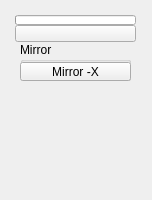
Before: the Qt Designer form ui/1_base_menus/2_sub_menus/3_main_menus/mirror.ui in m3trik/Scripts_portable, drawn with Qt 5.
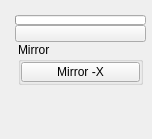
After: the same form once the commit is applied. Custom widgets are drawn as their Qt base class.

```diff
--- a/ui/1_base_menus/2_sub_menus/3_main_menus/mirror.ui
+++ b/ui/1_base_menus/2_sub_menus/3_main_menus/mirror.ui
@@ -10,7 +10,7 @@
     <x>0</x>
     <y>0</y>
     <width>152</width>
-    <height>200</height>
+    <height>139</height>
    </rect>
   </property>
   <property name="minimumSize">
@@ -48,8 +48,8 @@
      <rect>
       <x>15</x>
       <y>15</y>
-      <width>121</width>
-      <height>131</height>
+      <width>131</width>
+      <height>101</height>
      </rect>
     </property>
     <layout class="QGridLayout" name="gridLayout_2">
@@ -61,44 +61,53 @@
        <item>
         <layout class="QVBoxLayout" name="verticalLayout">
          <property name="spacing">
-          <number>12</number>
+          <number>0</number>
          </property>
          <item>
           <widget class="QGroupBox" name="group000">
            <property name="minimumSize">
             <size>
-             <width>0</width>
-             <height>39</height>
+             <width>125</width>
+             <height>0</height>
             </size>
            </property>
            <property name="maximumSize">
             <size>
-             <width>111</width>
-             <height>73</height>
+             <width>125</width>
+             <height>999</height>
             </size>
            </property>
            <property name="title">
             <string>Mirror</string>
            </property>
+           <layout class="QVBoxLayout" name="verticalLayout_2">
+            <property name="spacing">
+             <number>0</number>
+            </property>
+            <property name="leftMargin">
+             <number>0</number>
+            </property>
+            <property name="topMargin">
+             <number>0</number>
+            </property>
+            <property name="rightMargin">
+             <number>0</number>
+            </property>
+            <property name="bottomMargin">
+             <number>0</number>
+            </property>
+            <item>
            <widget class="QToolButton_" name="tb000">
-            <property name="geometry">
-             <rect>
-              <x>0</x>
-              <y>20</y>
-              <width>111</width>
-              <height>19</height>
-             </rect>
-            </property>
             <property name="minimumSize">
              <size>
-              <width>111</width>
-              <height>19</height>
+                <width>0</width>
+                <height>20</height>
              </size>
             </property>
             <property name="maximumSize">
              <size>
-              <width>111</width>
-              <height>19</height>
+                <width>999</width>
+                <height>20</height>
              </size>
             </property>
             <property name="toolTip">
@@ -114,6 +123,8 @@
              </size>
             </property>
            </widget>
+            </item>
+           </layout>
           </widget>
          </item>
          <item>
@@ -188,11 +199,6 @@
   </widget>
  </widget>
  <customwidgets>
-  <customwidget>
-   <class>QToolButton_</class>
-   <extends>QToolButton</extends>
-   <header>widgets.qtoolbutton_.h</header>
-  </customwidget>
   <customwidget>
    <class>QPushButton_Draggable</class>
    <extends>QPushButton</extends>
@@ -203,6 +209,11 @@
    <extends>QProgressBar</extends>
    <header>widgets.qprogressbar_.h</header>
   </customwidget>
+  <customwidget>
+   <class>QToolButton_</class>
+   <extends>QToolButton</extends>
+   <header>widgets.qtoolbutton_.h</header>
+  </customwidget>
  </customwidgets>
  <resources/>
  <connections/>
```
Lines whose indentation alone changed are shown as unchanged.
